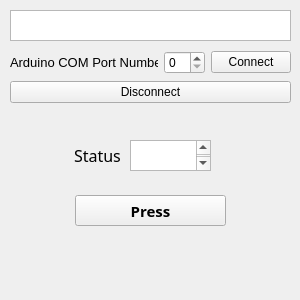
The window that v3/bulb.ui (ktauchathuranga/Arduino-Bulb-Control-GUI) describes before a commit, drawn with Qt 5.
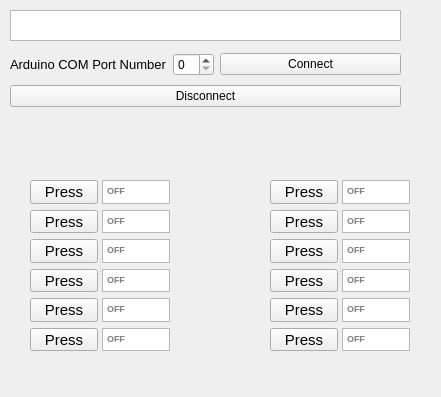
The same window after the commit. Icons and pictures are not drawn.

Commit message: new update all 13 pin supported

The edit to the form file:
```diff
--- a/v3/bulb.ui
+++ b/v3/bulb.ui
@@ -6,8 +6,8 @@
    <rect>
     <x>0</x>
     <y>0</y>
-    <width>300</width>
-    <height>300</height>
+    <width>441</width>
+    <height>397</height>
    </rect>
   </property>
   <property name="minimumSize">
@@ -16,12 +16,6 @@
     <height>300</height>
    </size>
   </property>
-  <property name="maximumSize">
-   <size>
-    <width>300</width>
-    <height>300</height>
-   </size>
-  </property>
   <property name="windowTitle">
    <string>Bulb</string>
   </property>
@@ -35,76 +29,12 @@
   <property name="styleSheet">
    <string notr="true"/>
   </property>
-  <widget class="QPushButton" name="pBotton">
-   <property name="geometry">
-    <rect>
-     <x>75</x>
-     <y>195</y>
-     <width>151</width>
-     <height>31</height>
-    </rect>
-   </property>
-   <property name="font">
-    <font>
-     <family>Acumin Pro</family>
-     <pointsize>11</pointsize>
-     <weight>75</weight>
-     <bold>true</bold>
-    </font>
-   </property>
-   <property name="autoFillBackground">
-    <bool>false</bool>
-   </property>
-   <property name="text">
-    <string>Press</string>
-   </property>
-   <property name="checkable">
-    <bool>true</bool>
-   </property>
-  </widget>
-  <widget class="QTextBrowser" name="textBrowser">
-   <property name="geometry">
-    <rect>
-     <x>130</x>
-     <y>140</y>
-     <width>81</width>
-     <height>31</height>
-    </rect>
-   </property>
-   <property name="font">
-    <font>
-     <family>SF Pro Rounded</family>
-     <pointsize>12</pointsize>
-     <weight>75</weight>
-     <bold>true</bold>
-    </font>
-   </property>
-  </widget>
-  <widget class="QLabel" name="label">
-   <property name="geometry">
-    <rect>
-     <x>74</x>
-     <y>140</y>
-     <width>51</width>
-     <height>31</height>
-    </rect>
-   </property>
-   <property name="font">
-    <font>
-     <family>Acumin Pro</family>
-     <pointsize>12</pointsize>
-    </font>
-   </property>
-   <property name="text">
-    <string>Status</string>
-   </property>
-  </widget>
-  <widget class="QTextBrowser" name="textBrowser2">
+  <widget class="QTextBrowser" name="textBrowserStatus">
    <property name="geometry">
     <rect>
      <x>10</x>
      <y>10</y>
-     <width>281</width>
+     <width>391</width>
      <height>31</height>
     </rect>
    </property>
@@ -118,13 +48,13 @@
     <enum>QFrame::StyledPanel</enum>
    </property>
   </widget>
-  <widget class="QWidget" name="">
+  <widget class="QWidget" name="layoutWidget">
    <property name="geometry">
     <rect>
      <x>10</x>
      <y>50</y>
-     <width>281</width>
-     <height>56</height>
+     <width>391</width>
+     <height>61</height>
     </rect>
    </property>
    <layout class="QVBoxLayout" name="verticalLayout">
@@ -167,6 +97,480 @@
     </item>
    </layout>
   </widget>
+  <widget class="QSplitter" name="splitter">
+   <property name="geometry">
+    <rect>
+     <x>30</x>
+     <y>180</y>
+     <width>141</width>
+     <height>171</height>
+    </rect>
+   </property>
+   <property name="orientation">
+    <enum>Qt::Horizontal</enum>
+   </property>
+   <widget class="QWidget" name="">
+    <layout class="QVBoxLayout" name="verticalLayout_2">
+     <item>
+      <widget class="QPushButton" name="pBotton2">
+       <property name="font">
+        <font>
+         <family>MS Shell Dlg 2</family>
+         <pointsize>11</pointsize>
+         <weight>50</weight>
+         <bold>false</bold>
+        </font>
+       </property>
+       <property name="autoFillBackground">
+        <bool>false</bool>
+       </property>
+       <property name="text">
+        <string>Press</string>
+       </property>
+       <property name="checkable">
+        <bool>true</bool>
+       </property>
+      </widget>
+     </item>
+     <item>
+      <widget class="QPushButton" name="pBotton3">
+       <property name="font">
+        <font>
+         <family>MS Shell Dlg 2</family>
+         <pointsize>11</pointsize>
+         <weight>50</weight>
+         <bold>false</bold>
+        </font>
+       </property>
+       <property name="autoFillBackground">
+        <bool>false</bool>
+       </property>
+       <property name="text">
+        <string>Press</string>
+       </property>
+       <property name="checkable">
+        <bool>true</bool>
+       </property>
+      </widget>
+     </item>
+     <item>
+      <widget class="QPushButton" name="pBotton4">
+       <property name="font">
+        <font>
+         <family>MS Shell Dlg 2</family>
+         <pointsize>11</pointsize>
+         <weight>50</weight>
+         <bold>false</bold>
+        </font>
+       </property>
+       <property name="autoFillBackground">
+        <bool>false</bool>
+       </property>
+       <property name="text">
+        <string>Press</string>
+       </property>
+       <property name="checkable">
+        <bool>true</bool>
+       </property>
+      </widget>
+     </item>
+     <item>
+      <widget class="QPushButton" name="pBotton5">
+       <property name="font">
+        <font>
+         <family>MS Shell Dlg 2</family>
+         <pointsize>11</pointsize>
+         <weight>50</weight>
+         <bold>false</bold>
+        </font>
+       </property>
+       <property name="autoFillBackground">
+        <bool>false</bool>
+       </property>
+       <property name="text">
+        <string>Press</string>
+       </property>
+       <property name="checkable">
+        <bool>true</bool>
+       </property>
+      </widget>
+     </item>
+     <item>
+      <widget class="QPushButton" name="pBotton6">
+       <property name="font">
+        <font>
+         <family>MS Shell Dlg 2</family>
+         <pointsize>11</pointsize>
+         <weight>50</weight>
+         <bold>false</bold>
+        </font>
+       </property>
+       <property name="autoFillBackground">
+        <bool>false</bool>
+       </property>
+       <property name="text">
+        <string>Press</string>
+       </property>
+       <property name="checkable">
+        <bool>true</bool>
+       </property>
+      </widget>
+     </item>
+     <item>
+      <widget class="QPushButton" name="pBotton7">
+       <property name="font">
+        <font>
+         <family>MS Shell Dlg 2</family>
+         <pointsize>11</pointsize>
+         <weight>50</weight>
+         <bold>false</bold>
+        </font>
+       </property>
+       <property name="autoFillBackground">
+        <bool>false</bool>
+       </property>
+       <property name="text">
+        <string>Press</string>
+       </property>
+       <property name="checkable">
+        <bool>true</bool>
+       </property>
+      </widget>
+     </item>
+    </layout>
+   </widget>
+   <widget class="QWidget" name="">
+    <layout class="QVBoxLayout" name="verticalLayout_3">
+     <item>
+      <widget class="QTextBrowser" name="textBrowser2">
+       <property name="font">
+        <font>
+         <family>MS Shell Dlg 2</family>
+         <pointsize>7</pointsize>
+         <weight>75</weight>
+         <bold>true</bold>
+        </font>
+       </property>
+       <property name="placeholderText">
+        <string>OFF</string>
+       </property>
+      </widget>
+     </item>
+     <item>
+      <widget class="QTextBrowser" name="textBrowser3">
+       <property name="font">
+        <font>
+         <family>MS Shell Dlg 2</family>
+         <pointsize>7</pointsize>
+         <weight>75</weight>
+         <bold>true</bold>
+        </font>
+       </property>
+       <property name="placeholderText">
+        <string>OFF</string>
+       </property>
+      </widget>
+     </item>
+     <item>
+      <widget class="QTextBrowser" name="textBrowser4">
+       <property name="font">
+        <font>
+         <family>MS Shell Dlg 2</family>
+         <pointsize>7</pointsize>
+         <weight>75</weight>
+         <bold>true</bold>
+        </font>
+       </property>
+       <property name="placeholderText">
+        <string>OFF</string>
+       </property>
+      </widget>
+     </item>
+     <item>
+      <widget class="QTextBrowser" name="textBrowser5">
+       <property name="font">
+        <font>
+         <family>MS Shell Dlg 2</family>
+         <pointsize>7</pointsize>
+         <weight>75</weight>
+         <bold>true</bold>
+        </font>
+       </property>
+       <property name="placeholderText">
+        <string>OFF</string>
+       </property>
+      </widget>
+     </item>
+     <item>
+      <widget class="QTextBrowser" name="textBrowser6">
+       <property name="font">
+        <font>
+         <family>MS Shell Dlg 2</family>
+         <pointsize>7</pointsize>
+         <weight>75</weight>
+         <bold>true</bold>
+        </font>
+       </property>
+       <property name="placeholderText">
+        <string>OFF</string>
+       </property>
+      </widget>
+     </item>
+     <item>
+      <widget class="QTextBrowser" name="textBrowser7">
+       <property name="font">
+        <font>
+         <family>MS Shell Dlg 2</family>
+         <pointsize>7</pointsize>
+         <weight>75</weight>
+         <bold>true</bold>
+        </font>
+       </property>
+       <property name="placeholderText">
+        <string>OFF</string>
+       </property>
+      </widget>
+     </item>
+    </layout>
+   </widget>
+  </widget>
+  <widget class="QSplitter" name="splitter_2">
+   <property name="geometry">
+    <rect>
+     <x>270</x>
+     <y>180</y>
+     <width>141</width>
+     <height>171</height>
+    </rect>
+   </property>
+   <property name="orientation">
+    <enum>Qt::Horizontal</enum>
+   </property>
+   <widget class="QWidget" name="">
+    <layout class="QVBoxLayout" name="verticalLayout_4">
+     <item>
+      <widget class="QPushButton" name="pBotton8">
+       <property name="font">
+        <font>
+         <family>MS Shell Dlg 2</family>
+         <pointsize>11</pointsize>
+         <weight>50</weight>
+         <bold>false</bold>
+        </font>
+       </property>
+       <property name="autoFillBackground">
+        <bool>false</bool>
+       </property>
+       <property name="text">
+        <string>Press</string>
+       </property>
+       <property name="checkable">
+        <bool>true</bool>
+       </property>
+      </widget>
+     </item>
+     <item>
+      <widget class="QPushButton" name="pBotton9">
+       <property name="font">
+        <font>
+         <family>MS Shell Dlg 2</family>
+         <pointsize>11</pointsize>
+         <weight>50</weight>
+         <bold>false</bold>
+        </font>
+       </property>
+       <property name="autoFillBackground">
+        <bool>false</bool>
+       </property>
+       <property name="text">
+        <string>Press</string>
+       </property>
+       <property name="checkable">
+        <bool>true</bool>
+       </property>
+      </widget>
+     </item>
+     <item>
+      <widget class="QPushButton" name="pBotton10">
+       <property name="font">
+        <font>
+         <family>MS Shell Dlg 2</family>
+         <pointsize>11</pointsize>
+         <weight>50</weight>
+         <bold>false</bold>
+        </font>
+       </property>
+       <property name="autoFillBackground">
+        <bool>false</bool>
+       </property>
+       <property name="text">
+        <string>Press</string>
+       </property>
+       <property name="checkable">
+        <bool>true</bool>
+       </property>
+      </widget>
+     </item>
+     <item>
+      <widget class="QPushButton" name="pBotton11">
+       <property name="font">
+        <font>
+         <family>MS Shell Dlg 2</family>
+         <pointsize>11</pointsize>
+         <weight>50</weight>
+         <bold>false</bold>
+        </font>
+       </property>
+       <property name="autoFillBackground">
+        <bool>false</bool>
+       </property>
+       <property name="text">
+        <string>Press</string>
+       </property>
+       <property name="checkable">
+        <bool>true</bool>
+       </property>
+      </widget>
+     </item>
+     <item>
+      <widget class="QPushButton" name="pBotton12">
+       <property name="font">
+        <font>
+         <family>MS Shell Dlg 2</family>
+         <pointsize>11</pointsize>
+         <weight>50</weight>
+         <bold>false</bold>
+        </font>
+       </property>
+       <property name="autoFillBackground">
+        <bool>false</bool>
+       </property>
+       <property name="text">
+        <string>Press</string>
+       </property>
+       <property name="checkable">
+        <bool>true</bool>
+       </property>
+      </widget>
+     </item>
+     <item>
+      <widget class="QPushButton" name="pBotton13">
+       <property name="font">
+        <font>
+         <family>MS Shell Dlg 2</family>
+         <pointsize>11</pointsize>
+         <weight>50</weight>
+         <bold>false</bold>
+        </font>
+       </property>
+       <property name="autoFillBackground">
+        <bool>false</bool>
+       </property>
+       <property name="text">
+        <string>Press</string>
+       </property>
+       <property name="checkable">
+        <bool>true</bool>
+       </property>
+      </widget>
+     </item>
+    </layout>
+   </widget>
+   <widget class="QWidget" name="">
+    <layout class="QVBoxLayout" name="verticalLayout_5">
+     <item>
+      <widget class="QTextBrowser" name="textBrowser8">
+       <property name="font">
+        <font>
+         <family>MS Shell Dlg 2</family>
+         <pointsize>7</pointsize>
+         <weight>75</weight>
+         <bold>true</bold>
+        </font>
+       </property>
+       <property name="placeholderText">
+        <string>OFF</string>
+       </property>
+      </widget>
+     </item>
+     <item>
+      <widget class="QTextBrowser" name="textBrowser9">
+       <property name="font">
+        <font>
+         <family>MS Shell Dlg 2</family>
+         <pointsize>7</pointsize>
+         <weight>75</weight>
+         <bold>true</bold>
+        </font>
+       </property>
+       <property name="placeholderText">
+        <string>OFF</string>
+       </property>
+      </widget>
+     </item>
+     <item>
+      <widget class="QTextBrowser" name="textBrowser10">
+       <property name="font">
+        <font>
+         <family>MS Shell Dlg 2</family>
+         <pointsize>7</pointsize>
+         <weight>75</weight>
+         <bold>true</bold>
+        </font>
+       </property>
+       <property name="placeholderText">
+        <string>OFF</string>
+       </property>
+      </widget>
+     </item>
+     <item>
+      <widget class="QTextBrowser" name="textBrowser11">
+       <property name="font">
+        <font>
+         <family>MS Shell Dlg 2</family>
+         <pointsize>7</pointsize>
+         <weight>75</weight>
+         <bold>true</bold>
+        </font>
+       </property>
+       <property name="placeholderText">
+        <string>OFF</string>
+       </property>
+      </widget>
+     </item>
+     <item>
+      <widget class="QTextBrowser" name="textBrowser12">
+       <property name="font">
+        <font>
+         <family>MS Shell Dlg 2</family>
+         <pointsize>7</pointsize>
+         <weight>75</weight>
+         <bold>true</bold>
+        </font>
+       </property>
+       <property name="placeholderText">
+        <string>OFF</string>
+       </property>
+      </widget>
+     </item>
+     <item>
+      <widget class="QTextBrowser" name="textBrowser13">
+       <property name="font">
+        <font>
+         <family>MS Shell Dlg 2</family>
+         <pointsize>7</pointsize>
+         <weight>75</weight>
+         <bold>true</bold>
+        </font>
+       </property>
+       <property name="placeholderText">
+        <string>OFF</string>
+       </property>
+      </widget>
+     </item>
+    </layout>
+   </widget>
+  </widget>
  </widget>
  <resources/>
  <connections/>
```
Left out of the diff: 4 changed lines with no effect on the pictures. The commit also changes 1 other file.
